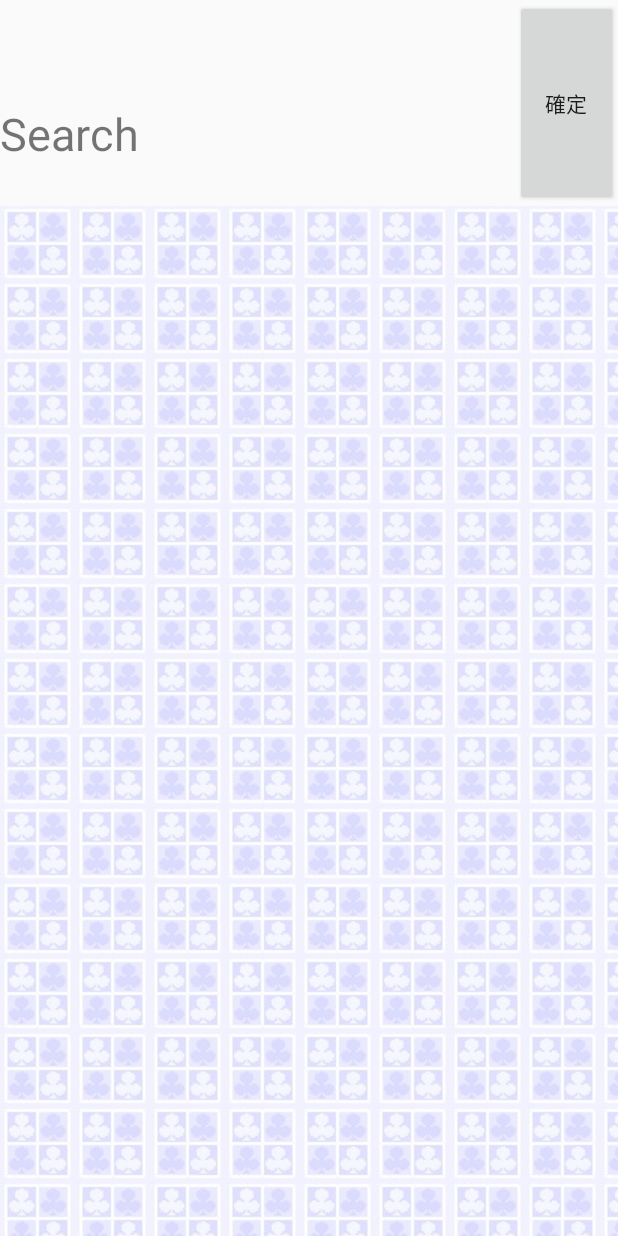
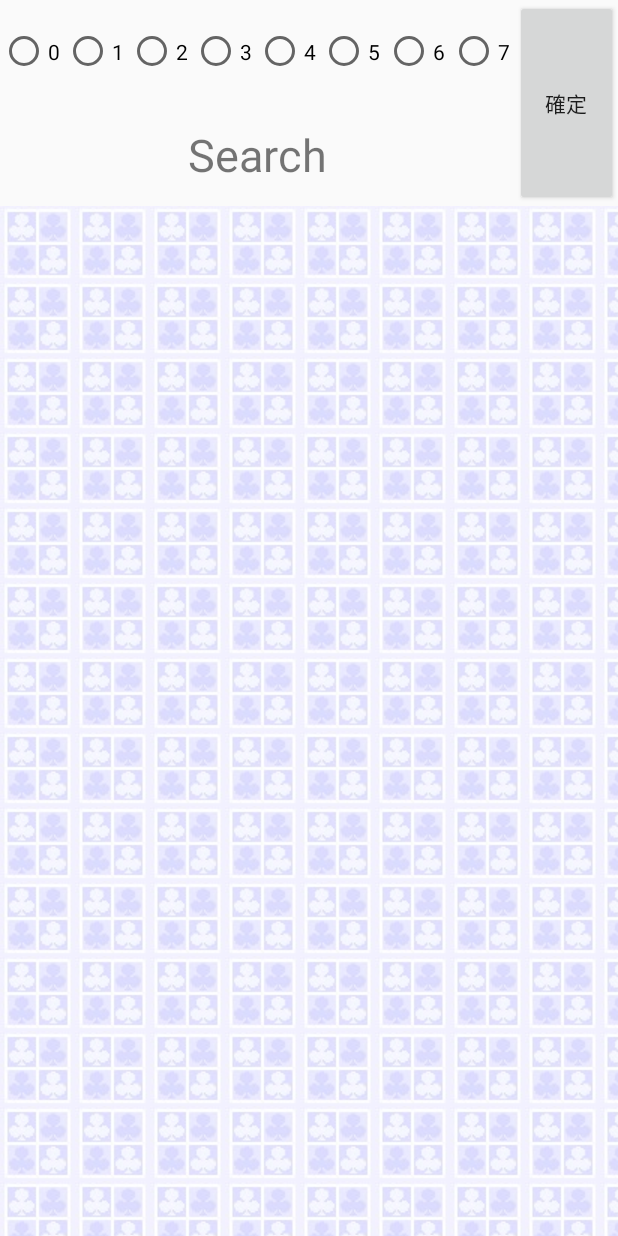
Before and after one commit to mistus/HearthstoneDeckTool, an Android app: the layout activity_deck_edit_layout.xml on its own in the app's theme, with its tools: preview values and no code run, on a phone screen of 412 x 824 dp. Run offline under Robolectric (Android 15) with nearby library versions, the phone set to English and light mode, and no system bars.

Commit message:
add_Radio_Buttom

```diff
--- a/app/src/main/AndroidManifest.xml
+++ b/app/src/main/AndroidManifest.xml
@@ -11,10 +11,10 @@
         <activity android:name=".Activity.DeckListActivity" >
             <intent-filter>
                 <action android:name="android.intent.action.MAIN" />
-
                 <category android:name="android.intent.category.LAUNCHER" />
             </intent-filter>
         </activity>
+        <activity android:name=".Activity.DeckEditActivity"/>
     </application>
 
 </manifest>
--- a/app/src/main/java/mistus/hearthstonedecktool/CardView/Deck.java
+++ b/app/src/main/java/mistus/hearthstonedecktool/CardView/Deck/Deck.java
@@ -1,4 +1,4 @@
-package mistus.hearthstonedecktool.CardView;
+package mistus.hearthstonedecktool.CardView.Deck;
 
 public class Deck {
 
--- a/app/src/main/java/mistus/hearthstonedecktool/CardView/RecyclerViewAdapter.java
+++ b/app/src/main/java/mistus/hearthstonedecktool/CardView/Deck/RecyclerViewAdapter.java
@@ -1,4 +1,4 @@
-package mistus.hearthstonedecktool.CardView;
+package mistus.hearthstonedecktool.CardView.Deck;
 
 import android.support.v7.widget.CardView;
 import android.support.v7.widget.RecyclerView;
--- a/app/src/main/res/layout/activity_deck_edit_layout.xml
+++ b/app/src/main/res/layout/activity_deck_edit_layout.xml
@@ -20,47 +20,59 @@
                     android:layout_weight="1"
                     android:orientation="horizontal">
 
-                    <ImageView
+                    <RadioGroup
+                        android:layout_width="match_parent"
+                        android:layout_height="match_parent"
+                        android:orientation="horizontal">
+                        <RadioButton
                             android:layout_width="0dp"
                             android:layout_height="match_parent"
-                        android:layout_weight="1"/>
-                    <ImageView
+                            android:layout_weight="1"
+                            android:text="0"/>
+                        <RadioButton
                             android:layout_width="0dp"
                             android:layout_height="match_parent"
-                        android:layout_weight="1"/>
-                    <ImageView
+                            android:layout_weight="1"
+                            android:text="1"/>
+                        <RadioButton
                             android:layout_width="0dp"
                             android:layout_height="match_parent"
-                        android:layout_weight="1"/>
-                    <ImageView
+                            android:layout_weight="1"
+                            android:text="2"/>
+                        <RadioButton
                             android:layout_width="0dp"
                             android:layout_height="match_parent"
-                        android:layout_weight="1"/>
-                    <ImageView
+                            android:layout_weight="1"
+                            android:text="3"/>
+                        <RadioButton
                             android:layout_width="0dp"
                             android:layout_height="match_parent"
-                        android:layout_weight="1"/>
-                    <ImageView
+                            android:layout_weight="1"
+                            android:text="4"/>
+                        <RadioButton
                         android:layout_width="0dp"
                         android:layout_height="match_parent"
-                        android:layout_weight="1"/>
-                    <ImageView
+                        android:layout_weight="1"
+                        android:text="5"/>
+                        <RadioButton
                             android:layout_width="0dp"
                             android:layout_height="match_parent"
-                        android:layout_weight="1"/>
-                    <ImageView
+                            android:layout_weight="1"
+                            android:text="6"/>
+                        <RadioButton
                             android:layout_width="0dp"
                             android:layout_height="match_parent"
-                        android:layout_weight="1"/>
+                            android:layout_weight="1"
+                            android:text="7"/>
+                    </RadioGroup>
                 </LinearLayout>
                 <TextView
                     android:layout_width="match_parent"
                     android:layout_height="0dp"
                     android:layout_weight="1"
                     android:text="Search"
+                    android:gravity="center"
                     android:textSize="30sp"/>
-
-
             </LinearLayout>
 
         <Button
@@ -68,7 +80,6 @@
             android:layout_height="match_parent"
             android:layout_weight="1"
             android:text="確定"/>
-
     </LinearLayout>
 
     <android.support.v7.widget.RecyclerView
--- a/app/src/main/res/layout/activity_deck_list.xml
+++ b/app/src/main/res/layout/activity_deck_list.xml
@@ -24,8 +24,8 @@
     <Button
         android:layout_width="match_parent"
         android:layout_height="80dp"
-        android:text="Button"
+        android:text="新增卡組"
+        android:id="@+id/add_deck_button"
         android:layout_alignParentBottom="true"/>
 
-
 </RelativeLayout>
```
Also changed, not shown: app/src/main/java/mistus/hearthstonedecktool/Activity/DeckEditActivity.java (+11 -4 lines), app/src/main/java/mistus/hearthstonedecktool/Activity/DeckListActivity.java (+18 -18 lines). Lines whose indentation alone changed are shown as unchanged.
